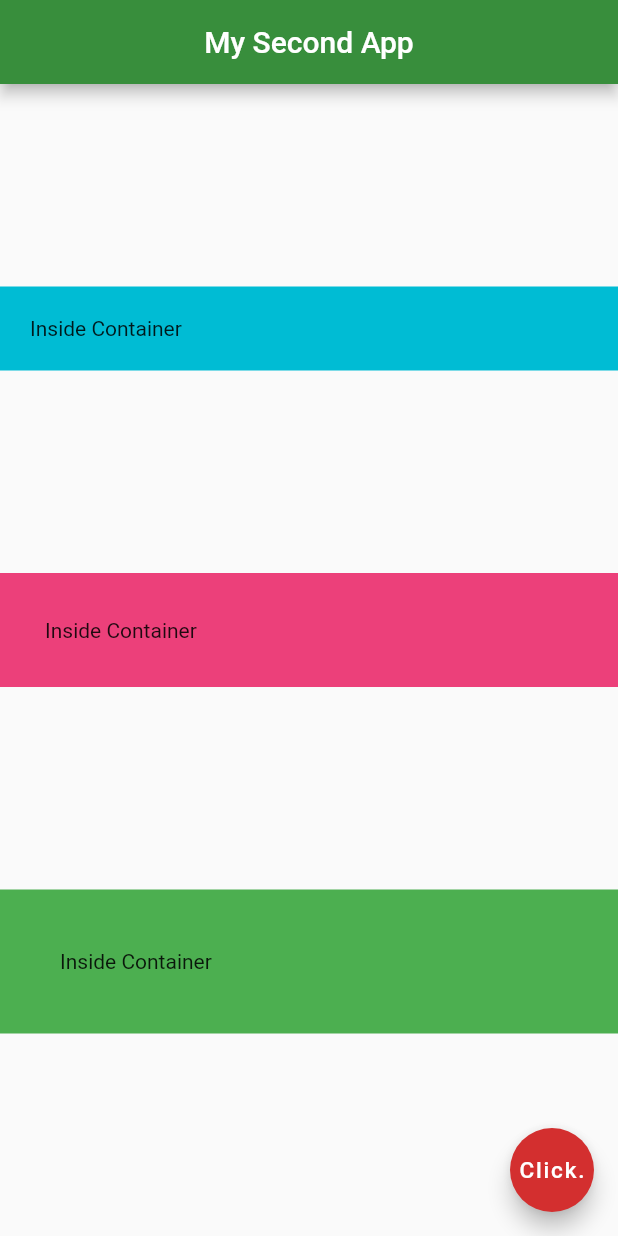
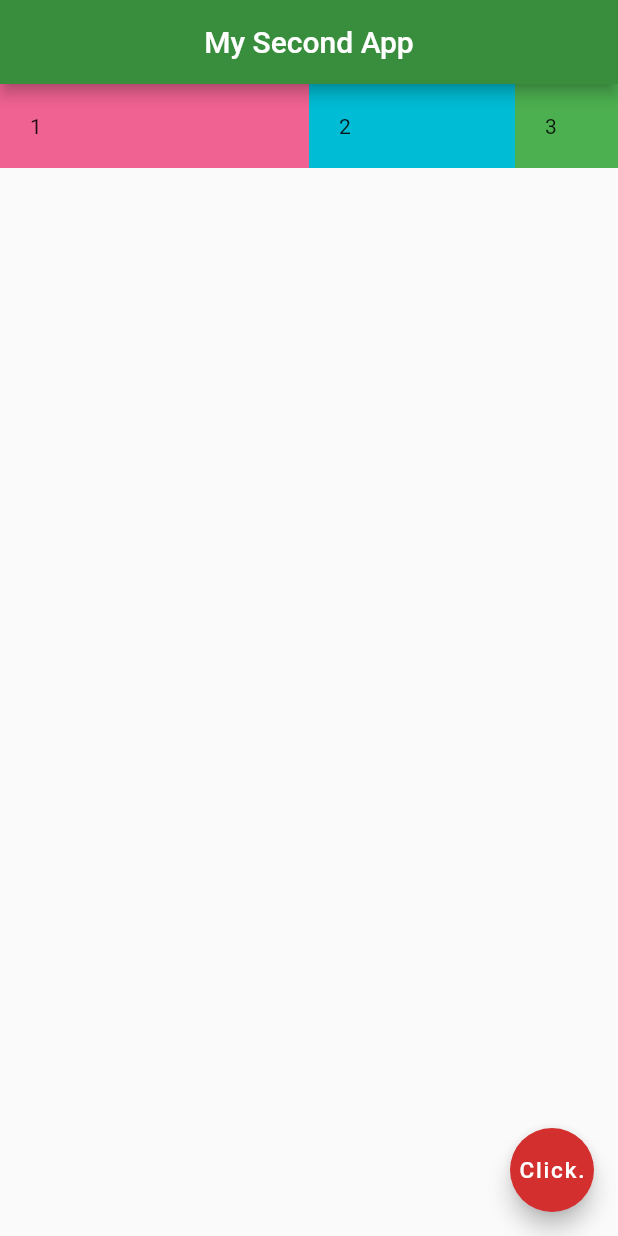
Before and after one commit to tej1996nitrr/flutterapp, a Flutter app: the screen it shows after launch, on a phone screen of 412 x 824 dp. Run offline on Flutter 3.47's test engine with Material 2 defaults, Android fonts, the phone set to English and light mode, and no system bars.

Commit message:
expanded widget

```diff
--- a/flutterapp/lib/main.dart
+++ b/flutterapp/lib/main.dart
@@ -14,22 +14,28 @@ class Home extends StatelessWidget {
         backgroundColor: Colors.green[700],
       ),
 
-      body: Column(
-        mainAxisAlignment:MainAxisAlignment.spaceEvenly,
-        crossAxisAlignment: CrossAxisAlignment.stretch,
+      body: Row(
+        // mainAxisAlignment:MainAxisAlignment.spaceEvenly,
+        // crossAxisAlignment: CrossAxisAlignment.stretch,
         children: <Widget>[
-          Container(
-            color:Colors.cyan,
-            padding: EdgeInsets.all(20.0),
-            child: Text("Inside Container"),),
-          Container(
-            color:Colors.pink[400],
-            padding: EdgeInsets.all(30.0),
-            child: Text("Inside Container"),),
-          Container(
-            color:Colors.green,
-            padding: EdgeInsets.all(40.0),
-            child: Text("Inside Container"))],
+          Expanded(flex: 3,
+                      child: Container(
+              color:Colors.pink[300],
+              padding: EdgeInsets.all(20.0),
+              child: Text("1"),),
+          ),
+          Expanded(flex: 2,
+                      child: Container(
+              color:Colors.cyan,
+              padding: EdgeInsets.all(20.0),
+              child: Text("2"),),
+          ),
+          Expanded(flex: 1,
+                      child: Container(
+              color:Colors.green,
+              padding: EdgeInsets.all(20.0),
+              child: Text("3")),
+          )],
           ),
         floatingActionButton: FloatingActionButton(
         onPressed:() => {},
```
